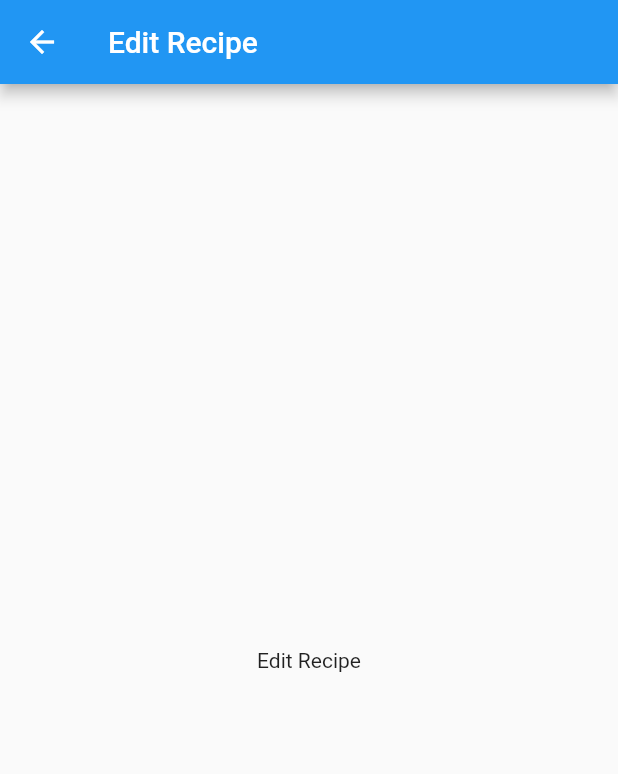
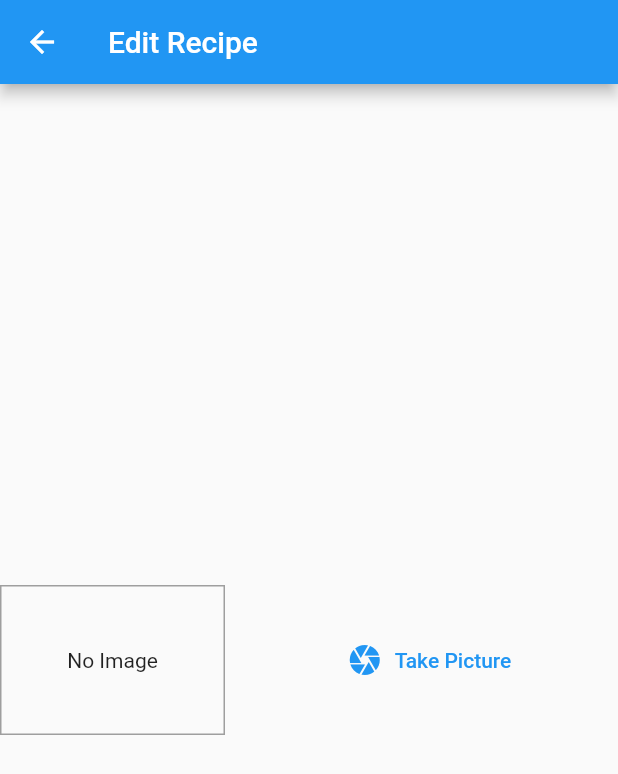
Before and after one commit to bradley-edward/recipe-index, a Flutter app: the EditRecipeScreen screen opened by its route, on a phone screen of 412 x 824 dp. Shown: the top 774 px of the screen. Run offline on Flutter 3.47's test engine with Material 2 defaults, Android fonts, the phone set to English and light mode, and no system bars; our stand-ins replace image_picker.

Commit message:
Set up an 'image input' widget; lets you take a photo with camera.

```diff
--- a/lib/screens/edit_recipe_screen.dart
+++ b/lib/screens/edit_recipe_screen.dart
@@ -1,6 +1,6 @@
 import 'package:flutter/material.dart';
 
-import '../widgets/main_drawer.dart';
+import '../widgets/image_input.dart';
 
 class EditRecipeScreen extends StatelessWidget {
 	static const routeName = '/edit-recipe';
@@ -11,8 +11,8 @@ class EditRecipeScreen extends StatelessWidget {
 			appBar: AppBar(
 				title: const Text('Edit Recipe')
 			),
-			body: const Center(
-				child: Text('Edit Recipe'),
+			body: Center(
+				child: ImageInput(() {}),
 			),
 		);
 	}
--- /dev/null
+++ b/lib/widgets/image_input.dart
@@ -0,0 +1,72 @@
+import 'dart:io';
+
+import 'package:flutter/material.dart';
+import 'package:image_picker/image_picker.dart';
+/*
+import 'package:path/path.dart' as path;
+import 'package:path_provider/path_provider.dart' as syspaths;
+*/
+
+class ImageInput extends StatefulWidget {
+	final Function onSelectImage;
+
+	ImageInput(this.onSelectImage);
+
+	@override
+	State<ImageInput> createState() => _ImageInputState();
+}
+
+class _ImageInputState extends State<ImageInput> {
+	File? _storedImage;
+
+	Future<void> _takePicture() async {
+		final picker = ImagePicker();
+		final imageXFile = await picker.pickImage(
+			source: ImageSource.camera,
+			maxWidth: 600,
+		);
+		if (imageXFile == null) {
+			return;
+		}
+
+		final imageFile = File(imageXFile.path);
+		setState(() {
+			_storedImage = imageFile;
+		});
+
+		//final appDir = await syspaths.getApplicationDocumentsDirectory();
+		//final fileName = path.basename(imageFile.path);
+		//final savedImage = await imageFile.copy('${appDir.path}/$fileName');
+		//widget.onSelectImage(savedImage);
+	}
+
+	@override
+	Widget build(BuildContext context) {
+		return Row(
+			children: <Widget>[
+				Container(
+					width: 150,
+					height: 100,
+					decoration: BoxDecoration(
+						border: Border.all(width: 1, color: Colors.grey),
+					),
+					child: _storedImage != null
+					? Image.file(_storedImage!, fit: BoxFit.cover, width: double.infinity,)
+					: const Text('No Image', textAlign: TextAlign.center,),
+					alignment: Alignment.center,
+				),
+				const SizedBox(width: 10,),
+				Expanded(
+					child: TextButton.icon(
+						icon: const Icon(Icons.camera),
+						label: const Text('Take Picture'),
+						style: TextButton.styleFrom(
+							primary: Theme.of(context).primaryColor,
+						),
+						onPressed: _takePicture,
+					)
+				),
+			],
+		);
+	}
+}
```
